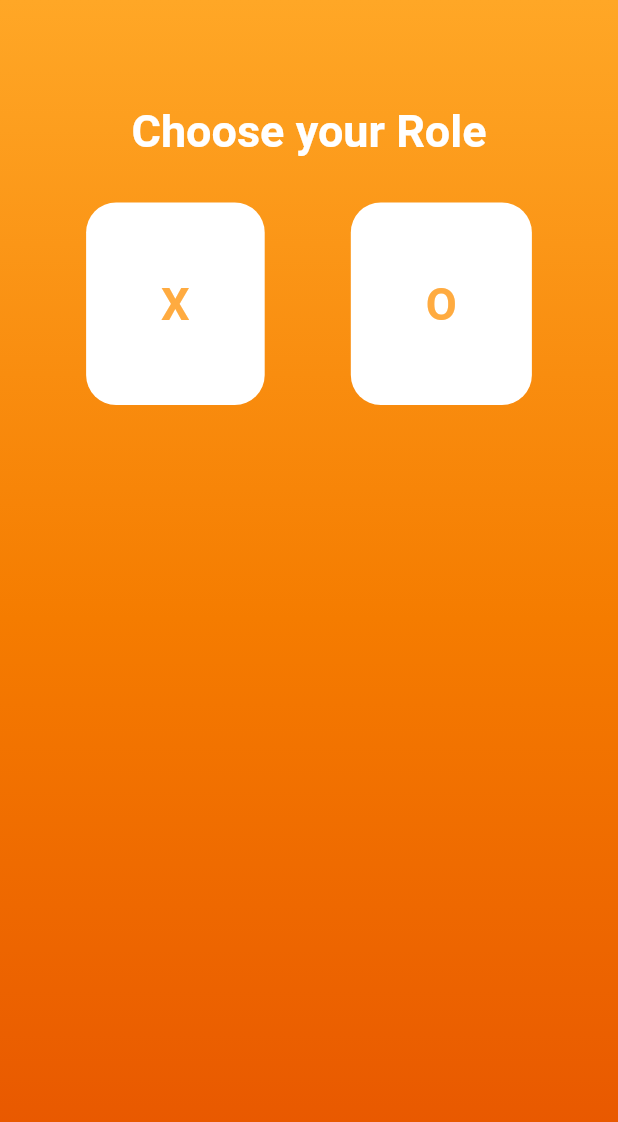
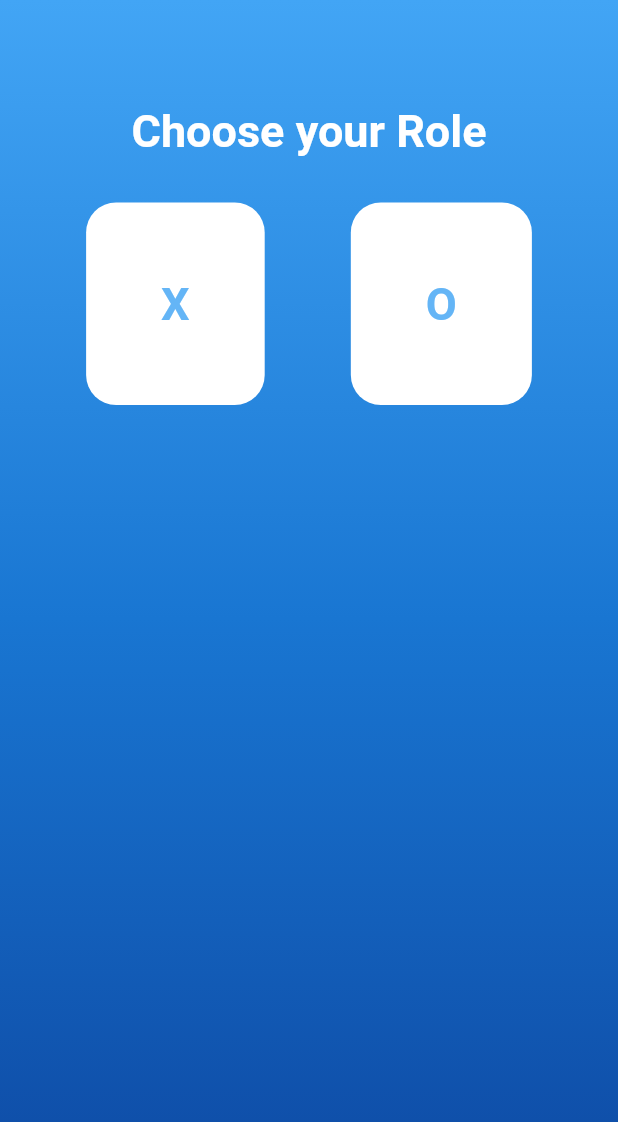
Before and after one commit to thestackdev/Tic-Tac-Toe-Flutter, a Flutter app: the screen it shows after launch, after a tap on "Single Player", on a phone screen of 412 x 824 dp. Shown: the top 1122 px of the screen. Run offline on Flutter 3.47's test engine with Material 2 defaults, Android fonts, the phone set to English and light mode, and no system bars; our stand-ins replace firebase_auth, firebase_database, fluttertoast, share, shared_preferences; accounts and stored records are empty.

Commit message:
UI fixes

```diff
--- a/lib/main.dart
+++ b/lib/main.dart
@@ -1,4 +1,5 @@
 import 'package:flutter/material.dart';
+import 'package:flutter/services.dart';
 import 'package:tic_tac_toe/screens/home_page.dart';
 
 void main() {
@@ -8,9 +9,8 @@ void main() {
 class MyApp extends StatelessWidget {
   @override
   Widget build(BuildContext context) {
-    return MaterialApp(
-      debugShowCheckedModeBanner: false,
-      home: HomePage()
-      );
+    SystemChrome.setSystemUIOverlayStyle(
+        SystemUiOverlayStyle(statusBarColor: Colors.transparent));
+    return MaterialApp(debugShowCheckedModeBanner: false, home: HomePage());
   }
 }
--- a/lib/screens/home_page.dart
+++ b/lib/screens/home_page.dart
@@ -1,14 +1,15 @@
 import 'package:flutter/material.dart';
+import 'package:shared_preferences/shared_preferences.dart';
 import 'package:tic_tac_toe/screens/item_selection.dart';
 import 'package:tic_tac_toe/screens/online_selection.dart';
+
+import 'signin_page.dart';
 
 class HomePage extends StatelessWidget {
   @override
   Widget build(BuildContext context) {
     return Scaffold(
-        body: Stack(
-      children: <Widget>[
-        Container(
+        body: Container(
             height: double.infinity,
             width: double.infinity,
             decoration: BoxDecoration(
@@ -16,9 +17,9 @@ class HomePage extends StatelessWidget {
                     begin: Alignment.topRight,
                     end: Alignment.bottomRight,
                     colors: [
-                  Colors.orange[400],
-                  Colors.orange[700],
-                  Colors.orange[900],
+                  Colors.blue[400],
+                  Colors.blue[700],
+                  Colors.blue[900],
                 ])),
             child: Column(
               children: <Widget>[
@@ -26,7 +27,7 @@ class HomePage extends StatelessWidget {
                   height: 100,
                 ),
                 Text(
-                  'Tic Tac Toe',
+                  'Tic Tac Toe ',
                   style: TextStyle(
                       color: Colors.white,
                       fontSize: 36,
@@ -52,7 +53,7 @@ class HomePage extends StatelessWidget {
                     child: Text(
                       'Single Player',
                       style: TextStyle(
-                          color: Colors.orangeAccent,
+                          color: Colors.blue.shade300,
                           fontSize: 18,
                           fontWeight: FontWeight.bold),
                     ),
@@ -78,7 +79,7 @@ class HomePage extends StatelessWidget {
                     child: Text(
                       'MultiPlayer',
                       style: TextStyle(
-                          color: Colors.orangeAccent,
+                          color: Colors.blue.shade300,
                           fontSize: 18,
                           fontWeight: FontWeight.bold),
                     ),
@@ -88,11 +89,19 @@ class HomePage extends StatelessWidget {
                   height: 30,
                 ),
                 GestureDetector(
-                  onTap: () {
-                    Navigator.push(context,
-                        MaterialPageRoute(builder: (context) {
-                      return OnlineSelection();
-                    }));
+                  onTap: () async {
+                    final pref = await SharedPreferences.getInstance();
+                    final uID = pref.getString('UID');
+                    if (uID == null) {
+                      Navigator.push(context, MaterialPageRoute(builder: (_) {
+                        return LoginPage();
+                      }));
+                    } else {
+                      Navigator.push(context,
+                          MaterialPageRoute(builder: (context) {
+                        return OnlineSelection(uid: uID);
+                      }));
+                    }
                   },
                   child: Container(
                     padding: EdgeInsets.all(15),
@@ -102,15 +111,13 @@ class HomePage extends StatelessWidget {
                     child: Text(
                       'Play Online',
                       style: TextStyle(
-                          color: Colors.orangeAccent,
+                          color: Colors.blue.shade300,
                           fontSize: 18,
                           fontWeight: FontWeight.bold),
                     ),
                   ),
                 ),
               ],
-            )),
-      ],
-    ));
+            )));
   }
 }
--- a/lib/screens/item_selection.dart
+++ b/lib/screens/item_selection.dart
@@ -33,9 +33,9 @@ class _ItemSelectionPageState extends State<ItemSelectionPage> {
                     begin: Alignment.topRight,
                     end: Alignment.bottomRight,
                     colors: [
-                  Colors.orange[400],
-                  Colors.orange[700],
-                  Colors.orange[900],
+                  Colors.blue[400],
+                  Colors.blue[700],
+                  Colors.blue[900],
                 ])),
             child: Column(
               children: <Widget>[
@@ -68,7 +68,7 @@ class _ItemSelectionPageState extends State<ItemSelectionPage> {
                         child: Text(
                           'X',
                           style: TextStyle(
-                              color: Colors.orangeAccent,
+                              color: Colors.blue.shade300,
                               fontSize: 30,
                               fontWeight: FontWeight.bold),
                         ),
@@ -87,7 +87,7 @@ class _ItemSelectionPageState extends State<ItemSelectionPage> {
                         child: Text(
                           'O',
                           style: TextStyle(
-                              color: Colors.orangeAccent,
+                              color: Colors.blue.shade300,
                               fontSize: 30,
                               fontWeight: FontWeight.bold),
                         ),
@@ -125,11 +125,11 @@ class _ItemSelectionPageState extends State<ItemSelectionPage> {
                             width: 20,
                           ),
                           DropdownButton<int>(
+                              dropdownColor: Colors.blue.shade100,
                               iconEnabledColor: Colors.white,
                               style:
-                                  TextStyle(color: Colors.white, fontSize: 25),
+                                  TextStyle(color: Colors.white, fontSize: 23),
                               iconSize: 30,
-                              dropdownColor: Colors.orange[300],
                               elevation: 0,
                               value: selectedRound,
                               onChanged: (int newValue) {
@@ -158,7 +158,6 @@ class _ItemSelectionPageState extends State<ItemSelectionPage> {
                 child: GestureDetector(
                   onTap: () {
                     if (widget.page == 'SinglePlayer') {
-
                       Navigator.push(
                         context,
                         MaterialPageRoute(
@@ -169,7 +168,6 @@ class _ItemSelectionPageState extends State<ItemSelectionPage> {
                         ),
                       );
                     } else {
-
                       Navigator.push(
                         context,
                         MaterialPageRoute(
@@ -193,7 +191,7 @@ class _ItemSelectionPageState extends State<ItemSelectionPage> {
                       child: Text(
                         'Start Game',
                         style: TextStyle(
-                            color: Colors.orangeAccent,
+                            color: Colors.blue.shade300,
                             fontSize: 18,
                             fontWeight: FontWeight.bold),
                       )),
--- a/pubspec.yaml
+++ b/pubspec.yaml
@@ -31,6 +31,8 @@ dependencies:
   firebase_auth: ^0.16.1
   firebase_database: ^3.1.6
   share: ^0.6.4+3
+  fluttertoast: ^4.0.1
+  shared_preferences: ^0.5.7+3
 
 
 
```
Also changed, not shown: lib/screens/create_room.dart (+48 -40 lines), lib/screens/game_page.dart (+6 -6 lines), lib/screens/offline_multiplayer.dart (+10 -16 lines), lib/screens/online_selection.dart (+26 -56 lines), lib/screens/signin_page.dart (+22 -23 lines), lib/screens/signup_page.dart (+31 -33 lines), pubspec.lock.
